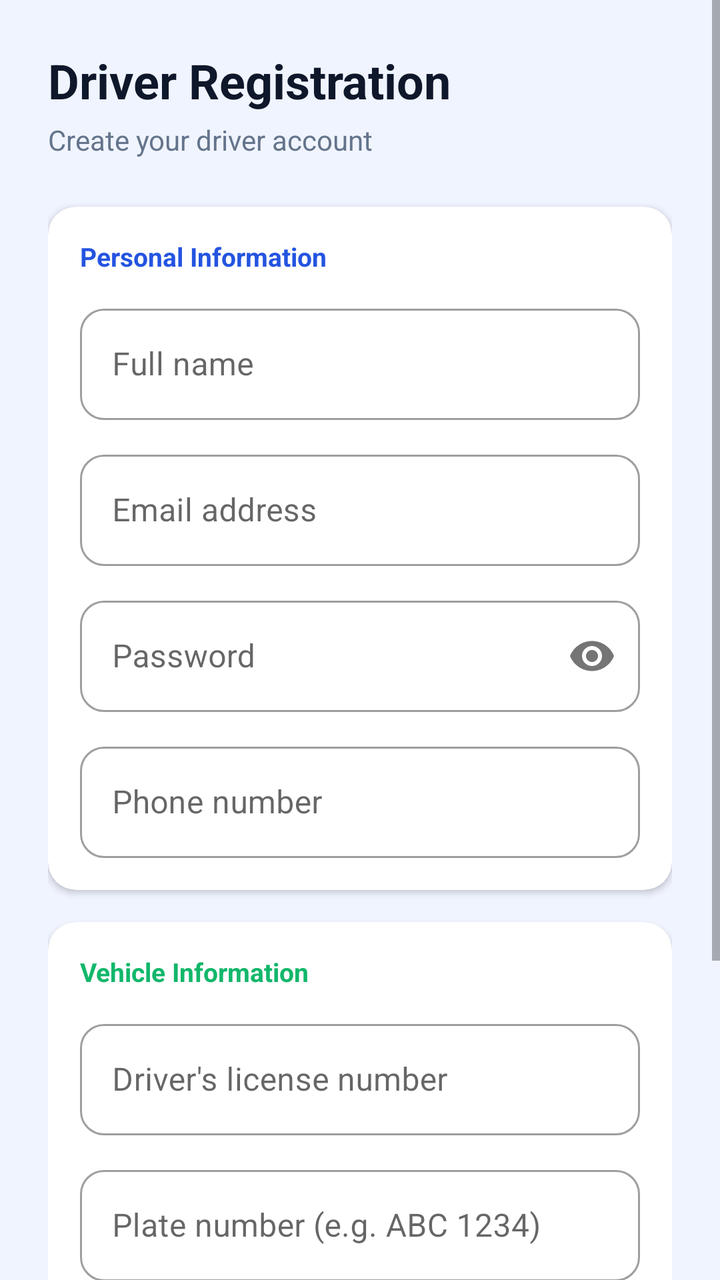
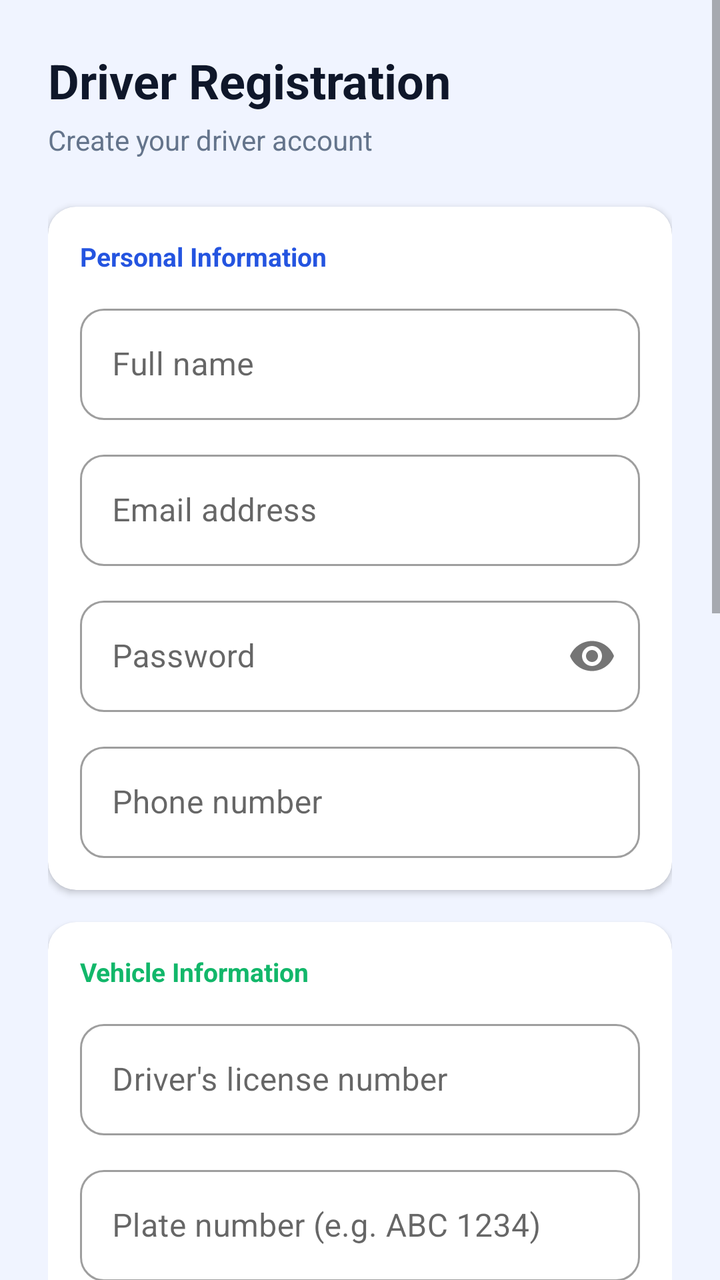

Compare the two renders of this Android layout. The source of the first and the diff that turns it into the second are given below.
<!-- AndroidManifest.xml: application theme Theme.PiatMoveDriver -->
<!-- res/layout/activity_register.xml -->
<?xml version="1.0" encoding="utf-8"?>
<ScrollView xmlns:android="http://schemas.android.com/apk/res/android"
    xmlns:app="http://schemas.android.com/apk/res-auto"
    android:layout_width="match_parent"
    android:layout_height="match_parent"
    android:background="@color/colorBackground">

    <LinearLayout
        android:layout_width="match_parent"
        android:layout_height="wrap_content"
        android:orientation="vertical"
        android:padding="24dp">

        <TextView
            android:layout_width="wrap_content"
            android:layout_height="wrap_content"
            android:layout_marginBottom="4dp"
            android:text="@string/register_title"
            android:textColor="@color/black"
            android:textSize="24sp"
            android:textStyle="bold" />

        <TextView
            android:layout_width="wrap_content"
            android:layout_height="wrap_content"
            android:layout_marginBottom="24dp"
            android:text="@string/register_subtitle"
            android:textColor="@color/grey_text"
            android:textSize="14sp" />

        
        <com.google.android.material.card.MaterialCardView
            android:layout_width="match_parent"
            android:layout_height="wrap_content"
            android:layout_marginBottom="16dp"
            app:cardCornerRadius="14dp"
            app:cardElevation="2dp">
            <LinearLayout
                android:layout_width="match_parent"
                android:layout_height="wrap_content"
                android:orientation="vertical"
                android:padding="16dp">

                <TextView
                    android:layout_width="wrap_content"
                    android:layout_height="wrap_content"
                    android:layout_marginBottom="12dp"
                    android:text="Personal Information"
                    android:textColor="@color/colorPrimary"
                    android:textSize="13sp"
                    android:textStyle="bold" />

                <com.google.android.material.textfield.TextInputLayout
                    android:id="@+id/tilName"
                    style="@style/Widget.MaterialComponents.TextInputLayout.OutlinedBox"
                    android:layout_width="match_parent"
                    android:layout_height="wrap_content"
                    android:layout_marginBottom="12dp"
                    android:hint="@string/name_hint"
                    app:boxCornerRadiusTopStart="12dp"
                    app:boxCornerRadiusTopEnd="12dp"
                    app:boxCornerRadiusBottomStart="12dp"
                    app:boxCornerRadiusBottomEnd="12dp">
                    <com.google.android.material.textfield.TextInputEditText
                        android:id="@+id/etName"
                        android:layout_width="match_parent"
                        android:layout_height="wrap_content"
                        android:inputType="textPersonName|textCapWords" />
                </com.google.android.material.textfield.TextInputLayout>

                <com.google.android.material.textfield.TextInputLayout
                    android:id="@+id/tilEmail"
                    style="@style/Widget.MaterialComponents.TextInputLayout.OutlinedBox"
                    android:layout_width="match_parent"
                    android:layout_height="wrap_content"
                    android:layout_marginBottom="12dp"
                    android:hint="@string/email_hint"
                    app:boxCornerRadiusTopStart="12dp"
                    app:boxCornerRadiusTopEnd="12dp"
                    app:boxCornerRadiusBottomStart="12dp"
                    app:boxCornerRadiusBottomEnd="12dp">
                    <com.google.android.material.textfield.TextInputEditText
                        android:id="@+id/etEmail"
                        android:layout_width="match_parent"
                        android:layout_height="wrap_content"
                        android:inputType="textEmailAddress" />
                </com.google.android.material.textfield.TextInputLayout>

                <com.google.android.material.textfield.TextInputLayout
                    android:id="@+id/tilPassword"
                    style="@style/Widget.MaterialComponents.TextInputLayout.OutlinedBox"
                    android:layout_width="match_parent"
                    android:layout_height="wrap_content"
                    android:layout_marginBottom="12dp"
                    android:hint="@string/password_hint"
                    app:passwordToggleEnabled="true"
                    app:boxCornerRadiusTopStart="12dp"
                    app:boxCornerRadiusTopEnd="12dp"
                    app:boxCornerRadiusBottomStart="12dp"
                    app:boxCornerRadiusBottomEnd="12dp">
                    <com.google.android.material.textfield.TextInputEditText
                        android:id="@+id/etPassword"
                        android:layout_width="match_parent"
                        android:layout_height="wrap_content"
                        android:inputType="textPassword" />
                </com.google.android.material.textfield.TextInputLayout>

                <com.google.android.material.textfield.TextInputLayout
                    android:id="@+id/tilPhone"
                    style="@style/Widget.MaterialComponents.TextInputLayout.OutlinedBox"
                    android:layout_width="match_parent"
                    android:layout_height="wrap_content"
                    android:hint="@string/phone_hint"
                    app:boxCornerRadiusTopStart="12dp"
                    app:boxCornerRadiusTopEnd="12dp"
                    app:boxCornerRadiusBottomStart="12dp"
                    app:boxCornerRadiusBottomEnd="12dp">
                    <com.google.android.material.textfield.TextInputEditText
                        android:id="@+id/etPhone"
                        android:layout_width="match_parent"
                        android:layout_height="wrap_content"
                        android:inputType="phone" />
                </com.google.android.material.textfield.TextInputLayout>
            </LinearLayout>
        </com.google.android.material.card.MaterialCardView>

        
        <com.google.android.material.card.MaterialCardView
            android:layout_width="match_parent"
            android:layout_height="wrap_content"
            android:layout_marginBottom="16dp"
            app:cardCornerRadius="14dp"
            app:cardElevation="2dp">
            <LinearLayout
                android:layout_width="match_parent"
                android:layout_height="wrap_content"
                android:orientation="vertical"
                android:padding="16dp">

                <TextView
                    android:layout_width="wrap_content"
                    android:layout_height="wrap_content"
                    android:layout_marginBottom="12dp"
                    android:text="Vehicle Information"
                    android:textColor="@color/colorAccent"
                    android:textSize="13sp"
                    android:textStyle="bold" />

                <com.google.android.material.textfield.TextInputLayout
                    android:id="@+id/tilLicenseNo"
                    style="@style/Widget.MaterialComponents.TextInputLayout.OutlinedBox"
                    android:layout_width="match_parent"
                    android:layout_height="wrap_content"
                    android:layout_marginBottom="12dp"
                    android:hint="@string/license_hint"
                    app:boxCornerRadiusTopStart="12dp"
                    app:boxCornerRadiusTopEnd="12dp"
                    app:boxCornerRadiusBottomStart="12dp"
                    app:boxCornerRadiusBottomEnd="12dp">
                    <com.google.android.material.textfield.TextInputEditText
                        android:id="@+id/etLicenseNo"
                        android:layout_width="match_parent"
                        android:layout_height="wrap_content"
                        android:inputType="textCapCharacters" />
                </com.google.android.material.textfield.TextInputLayout>

                <com.google.android.material.textfield.TextInputLayout
                    android:id="@+id/tilVehicleNo"
                    style="@style/Widget.MaterialComponents.TextInputLayout.OutlinedBox"
                    android:layout_width="match_parent"
                    android:layout_height="wrap_content"
                    android:layout_marginBottom="12dp"
                    android:hint="@string/vehicle_no_hint"
                    app:boxCornerRadiusTopStart="12dp"
                    app:boxCornerRadiusTopEnd="12dp"
                    app:boxCornerRadiusBottomStart="12dp"
                    app:boxCornerRadiusBottomEnd="12dp">
                    <com.google.android.material.textfield.TextInputEditText
                        android:id="@+id/etVehicleNo"
                        android:layout_width="match_parent"
                        android:layout_height="wrap_content"
                        android:inputType="textCapCharacters" />
                </com.google.android.material.textfield.TextInputLayout>

                
                <com.google.android.material.textfield.TextInputLayout
                    android:id="@+id/tilVehicleType"
                    style="@style/Widget.MaterialComponents.TextInputLayout.OutlinedBox.ExposedDropdownMenu"
                    android:layout_width="match_parent"
                    android:layout_height="wrap_content"
                    android:hint="@string/vehicle_type_hint"
                    app:boxCornerRadiusTopStart="12dp"
                    app:boxCornerRadiusTopEnd="12dp"
                    app:boxCornerRadiusBottomStart="12dp"
                    app:boxCornerRadiusBottomEnd="12dp">
                    <AutoCompleteTextView
                        android:id="@+id/actvVehicleType"
                        android:layout_width="match_parent"
                        android:layout_height="wrap_content"
                        android:focusable="false"
                        android:inputType="none" />
                </com.google.android.material.textfield.TextInputLayout>
            </LinearLayout>
        </com.google.android.material.card.MaterialCardView>

        <com.google.android.material.button.MaterialButton
            android:id="@+id/btnRegister"
            android:layout_width="match_parent"
            android:layout_height="wrap_content"
            android:layout_marginBottom="16dp"
            android:text="@string/btn_register"
            android:textSize="16sp"
            android:textStyle="bold" />

        <ProgressBar
            android:id="@+id/progressBar"
            android:layout_width="wrap_content"
            android:layout_height="wrap_content"
            android:layout_gravity="center"
            android:layout_marginBottom="16dp"
            android:visibility="gone" />

        <LinearLayout
            android:layout_width="wrap_content"
            android:layout_height="wrap_content"
            android:layout_gravity="center"
            android:orientation="horizontal">
            <TextView
                android:layout_width="wrap_content"
                android:layout_height="wrap_content"
                android:text="@string/have_account"
                android:textColor="@color/grey_text"
                android:textSize="14sp" />
            <TextView
                android:id="@+id/tvLogin"
                android:layout_width="wrap_content"
                android:layout_height="wrap_content"
                android:text="@string/link_login"
                android:textColor="@color/colorPrimary"
                android:textSize="14sp"
                android:textStyle="bold" />
        </LinearLayout>

    </LinearLayout>
</ScrollView>
<!-- resources referenced by this layout -->
<resources>
  <color name="black">#0F172A</color>
  <color name="colorAccent">#12B76A</color>
  <color name="colorBackground">#F0F4FF</color>
  <color name="colorPrimary">#2454E0</color>
  <color name="grey_text">#64748B</color>
  <string name="btn_register">Register</string>
  <string name="email_hint">Email address</string>
  <string name="have_account">Already have an account? </string>
  <string name="license_hint">Driver\'s license number</string>
  <string name="link_login">Log In</string>
  <string name="name_hint">Full name</string>
  <string name="password_hint">Password</string>
  <string name="phone_hint">Phone number</string>
  <string name="register_subtitle">Create your driver account</string>
  <string name="register_title">Driver Registration</string>
  <string name="vehicle_no_hint">Plate number (e.g. ABC 1234)</string>
  <string name="vehicle_type_hint">Vehicle type</string>
  <style name="Theme.PiatMoveDriver" parent="Theme.MaterialComponents.DayNight.NoActionBar">
          <item name="colorPrimary">@color/colorPrimary</item>
          <item name="colorPrimaryVariant">@color/colorPrimaryDark</item>
          <item name="colorOnPrimary">@color/white</item>
          <item name="colorSecondary">@color/colorAccent</item>
          <item name="colorOnSecondary">@color/white</item>
          <item name="android:statusBarColor">@color/colorPrimaryDark</item>
          <item name="materialButtonStyle">@style/Widget.App.Button</item>
          <item name="materialButtonOutlinedStyle">@style/Widget.App.Button.Outlined</item>
          <item name="shapeAppearanceMediumComponent">@style/ShapeAppearance.App.MediumComponent</item>
      </style>
  <color name="colorPrimaryDark">#1D43B8</color>
  <color name="white">#FFFFFF</color>
  <style name="Widget.App.Button" parent="Widget.MaterialComponents.Button">
          <item name="cornerRadius">24dp</item>
          <item name="android:paddingTop">4dp</item>
          <item name="android:paddingBottom">4dp</item>
          <item name="android:minHeight">48dp</item>
      </style>
  <style name="Widget.App.Button.Outlined" parent="Widget.MaterialComponents.Button.OutlinedButton">
          <item name="cornerRadius">24dp</item>
          <item name="android:paddingTop">4dp</item>
          <item name="android:paddingBottom">4dp</item>
          <item name="android:minHeight">48dp</item>
      </style>
  <style name="ShapeAppearance.App.MediumComponent" parent="ShapeAppearance.MaterialComponents.MediumComponent">
          <item name="cornerSize">12dp</item>
      </style>
</resources>

<!-- the commit's change to res/layout/activity_register.xml (unified diff, before → after) -->
@@ -188,6 +188,7 @@
                     style="@style/Widget.MaterialComponents.TextInputLayout.OutlinedBox.ExposedDropdownMenu"
                     android:layout_width="match_parent"
                     android:layout_height="wrap_content"
+                    android:layout_marginBottom="12dp"
                     android:hint="@string/vehicle_type_hint"
                     app:boxCornerRadiusTopStart="12dp"
                     app:boxCornerRadiusTopEnd="12dp"
@@ -200,6 +201,196 @@
                         android:focusable="false"
                         android:inputType="none" />
                 </com.google.android.material.textfield.TextInputLayout>
+
+                
+                <com.google.android.material.textfield.TextInputLayout
+                    android:id="@+id/tilBarangay"
+                    style="@style/Widget.MaterialComponents.TextInputLayout.OutlinedBox.ExposedDropdownMenu"
+                    android:layout_width="match_parent"
+                    android:layout_height="wrap_content"
+                    android:hint="@string/barangay_hint"
+                    app:boxCornerRadiusTopStart="12dp"
+                    app:boxCornerRadiusTopEnd="12dp"
+                    app:boxCornerRadiusBottomStart="12dp"
+                    app:boxCornerRadiusBottomEnd="12dp">
+                    <AutoCompleteTextView
+                        android:id="@+id/actvBarangay"
+                        android:layout_width="match_parent"
+                        android:layout_height="wrap_content"
+                        android:focusable="false"
+                        android:inputType="none" />
+                </com.google.android.material.textfield.TextInputLayout>
+            </LinearLayout>
+        </com.google.android.material.card.MaterialCardView>
+
+        
+        <com.google.android.material.card.MaterialCardView
+            android:layout_width="match_parent"
+            android:layout_height="wrap_content"
+            android:layout_marginBottom="16dp"
+            app:cardCornerRadius="14dp"
+            app:cardElevation="2dp">
+            <LinearLayout
+                android:layout_width="match_parent"
+                android:layout_height="wrap_content"
+                android:orientation="vertical"
+                android:padding="16dp">
+
+                <TextView
+                    android:layout_width="wrap_content"
+                    android:layout_height="wrap_content"
+                    android:text="Verification Documents"
+                    android:textColor="@color/colorPrimary"
+                    android:textSize="13sp"
+                    android:textStyle="bold" />
+
+                <TextView
+                    android:layout_width="wrap_content"
+                    android:layout_height="wrap_content"
+                    android:layout_marginTop="2dp"
+                    android:layout_marginBottom="12dp"
+                    android:text="Upload clear photos for LGU admin verification"
+                    android:textColor="@color/grey_text"
+                    android:textSize="12sp" />
+
+                
+                <TextView
+                    android:layout_width="wrap_content"
+                    android:layout_height="wrap_content"
+                    android:text="Proof of Driver's License *"
+                    android:textColor="@color/black"
+                    android:textSize="13sp"
+                    android:textStyle="bold" />
+                <LinearLayout
+                    android:layout_width="match_parent"
+                    android:layout_height="wrap_content"
+                    android:layout_marginTop="4dp"
+                    android:layout_marginBottom="12dp"
+                    android:gravity="center_vertical"
+                    android:orientation="horizontal">
+                    <com.google.android.material.button.MaterialButton
+                        android:id="@+id/btnPickLicenseProof"
+                        style="@style/Widget.MaterialComponents.Button.OutlinedButton"
+                        android:layout_width="wrap_content"
+                        android:layout_height="wrap_content"
+                        android:text="Choose File"
+                        android:textSize="12sp" />
+                    <TextView
+                        android:id="@+id/tvLicenseProofName"
+                        android:layout_width="0dp"
+                        android:layout_height="wrap_content"
+                        android:layout_marginStart="10dp"
+                        android:layout_weight="1"
+                        android:ellipsize="middle"
+                        android:singleLine="true"
+                        android:text="No file selected"
+                        android:textColor="@color/grey_text"
+                        android:textSize="12sp" />
+                </LinearLayout>
+
+                
+                <TextView
+                    android:layout_width="wrap_content"
+                    android:layout_height="wrap_content"
+                    android:text="Proof of Plate Number / OR-CR *"
+                    android:textColor="@color/black"
+                    android:textSize="13sp"
+                    android:textStyle="bold" />
+                <LinearLayout
+                    android:layout_width="match_parent"
+                    android:layout_height="wrap_content"
+                    android:layout_marginTop="4dp"
+                    android:layout_marginBottom="12dp"
+                    android:gravity="center_vertical"
+                    android:orientation="horizontal">
+                    <com.google.android.material.button.MaterialButton
+                        android:id="@+id/btnPickPlateProof"
+                        style="@style/Widget.MaterialComponents.Button.OutlinedButton"
+                        android:layout_width="wrap_content"
+                        android:layout_height="wrap_content"
+                        android:text="Choose File"
+                        android:textSize="12sp" />
+                    <TextView
+                        android:id="@+id/tvPlateProofName"
+                        android:layout_width="0dp"
+                        android:layout_height="wrap_content"
+                        android:layout_marginStart="10dp"
+                        android:layout_weight="1"
+                        android:ellipsize="middle"
+                        android:singleLine="true"
+                        android:text="No file selected"
+                        android:textColor="@color/grey_text"
+                        android:textSize="12sp" />
+                </LinearLayout>
+
+                
+                <TextView
+                    android:layout_width="wrap_content"
+                    android:layout_height="wrap_content"
+                    android:text="Driver 2x2 / ID Photo *"
+                    android:textColor="@color/black"
+                    android:textSize="13sp"
+                    android:textStyle="bold" />
+                <LinearLayout
+                    android:layout_width="match_parent"
+                    android:layout_height="wrap_content"
+                    android:layout_marginTop="4dp"
+                    android:layout_marginBottom="12dp"
+                    android:gravity="center_vertical"
+                    android:orientation="horizontal">
+                    <com.google.android.material.button.MaterialButton
+                        android:id="@+id/btnPickDriverPhoto"
+                        style="@style/Widget.MaterialComponents.Button.OutlinedButton"
+                        android:layout_width="wrap_content"
+                        android:layout_height="wrap_content"
+                        android:text="Choose File"
+                        android:textSize="12sp" />
+                    <TextView
+                        android:id="@+id/tvDriverPhotoName"
+                        android:layout_width="0dp"
+                        android:layout_height="wrap_content"
+                        android:layout_marginStart="10dp"
+                        android:layout_weight="1"
+                        android:ellipsize="middle"
+                        android:singleLine="true"
+                        android:text="No file selected"
+                        android:textColor="@color/grey_text"
+                        android:textSize="12sp" />
+                </LinearLayout>
+
+                
+                <TextView
+                    android:layout_width="wrap_content"
+                    android:layout_height="wrap_content"
+                    android:text="Tricycle Photo *"
+                    android:textColor="@color/black"
+                    android:textSize="13sp"
+                    android:textStyle="bold" />
+                <LinearLayout
+                    android:layout_width="match_parent"
+                    android:layout_height="wrap_content"
+                    android:layout_marginTop="4dp"
+                    android:gravity="center_vertical"
+                    android:orientation="horizontal">
+                    <com.google.android.material.button.MaterialButton
+                        android:id="@+id/btnPickTricyclePhoto"
+                        style="@style/Widget.MaterialComponents.Button.OutlinedButton"
+                        android:layout_width="wrap_content"
+                        android:layout_height="wrap_content"
+                        android:text="Choose File"
+                        android:textSize="12sp" />
+                    <TextView
+                        android:id="@+id/tvTricyclePhotoName"
+                        android:layout_width="0dp"
+                        android:layout_height="wrap_content"
+                        android:layout_marginStart="10dp"
+                        android:layout_weight="1"
+                        android:ellipsize="middle"
+                        android:singleLine="true"
+                        android:text="No file selected"
+                        android:textColor="@color/grey_text"
+                        android:textSize="12sp" />
+                </LinearLayout>
             </LinearLayout>
         </com.google.android.material.card.MaterialCardView>
 
<!-- resource entries referenced after the edit -->
@@ -5,6 +5,7 @@
   <color name="colorBackground">#F0F4FF</color>
   <color name="colorPrimary">#2454E0</color>
   <color name="grey_text">#64748B</color>
+  <string name="barangay_hint">Barangay (Piat)</string>
   <string name="btn_register">Register</string>
   <string name="email_hint">Email address</string>
   <string name="have_account">Already have an account? </string>
